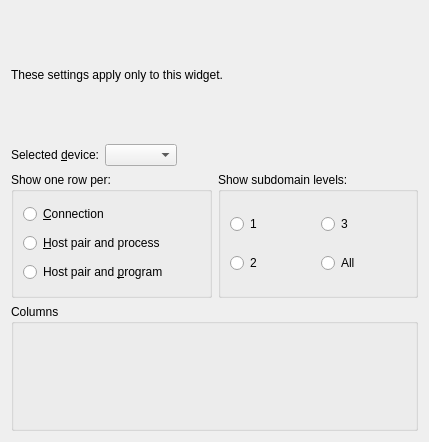
The window that socketsentry-plasma-widget/src/LocalSettings.ui (rhasselbaum/socket-sentry) describes before a commit, drawn with Qt 5.
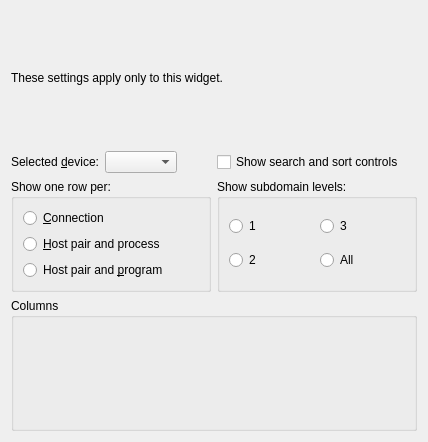
The same window after the commit. Custom widgets are drawn as their Qt base class.

Commit message: Added option to hide quick search and sort freeze controls.

Patch:
```diff
--- a/socketsentry-plasma-widget/src/LocalSettings.ui
+++ b/socketsentry-plasma-widget/src/LocalSettings.ui
@@ -6,7 +6,7 @@
    <rect>
     <x>0</x>
     <y>0</y>
-    <width>429</width>
+    <width>428</width>
     <height>442</height>
    </rect>
   </property>
@@ -22,7 +22,9 @@
     </widget>
    </item>
    <item>
-    <layout class="QHBoxLayout" name="selectedDeviceLayout">
+    <layout class="QGridLayout" name="topGridLayout" columnstretch="1,1">
+     <item row="0" column="0">
+      <layout class="QHBoxLayout" name="deviceHorizontalLayout">
      <item>
       <widget class="QLabel" name="selectedDeviceLabel">
        <property name="text">
@@ -68,9 +70,23 @@
      </item>
     </layout>
    </item>
-   <item>
-    <layout class="QHBoxLayout" name="topHorizontalLayout">
-     <item>
+     <item row="0" column="1">
+      <widget class="QCheckBox" name="showFilterSortCheckBox">
+       <property name="sizePolicy">
+        <sizepolicy hsizetype="MinimumExpanding" vsizetype="Fixed">
+         <horstretch>0</horstretch>
+         <verstretch>0</verstretch>
+        </sizepolicy>
+       </property>
+       <property name="toolTip">
+        <string>Show or hide the quick search and freeze sort controls.</string>
+       </property>
+       <property name="text">
+        <string>Show search and sort controls</string>
+       </property>
+      </widget>
+     </item>
+     <item row="1" column="0">
       <widget class="KButtonGroup" name="groupByButtonGroup">
        <property name="toolTip">
         <string>&lt;!DOCTYPE HTML PUBLIC &quot;-//W3C//DTD HTML 4.0//EN&quot; &quot;http://www.w3.org/TR/REC-html40/strict.dtd&quot;&gt;
@@ -107,7 +123,7 @@
        </layout>
       </widget>
      </item>
-     <item>
+     <item row="1" column="1">
       <widget class="QGroupBox" name="subdomainLevelsGroupBox">
        <property name="toolTip">
         <string>Choose how many levels of subdomain details to show when host name lookups are enabled.</string>
```
Lines whose indentation alone changed are shown as unchanged. The commit also changes 9 other files.
